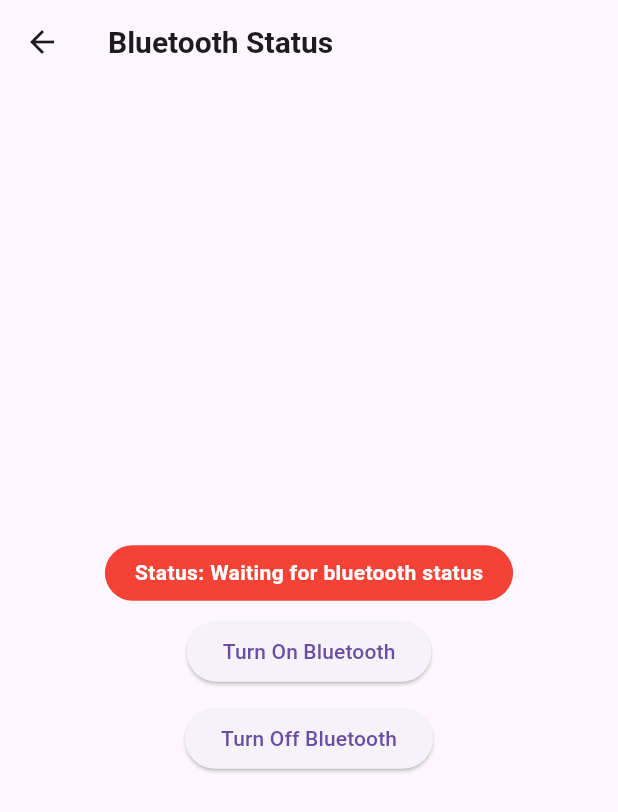
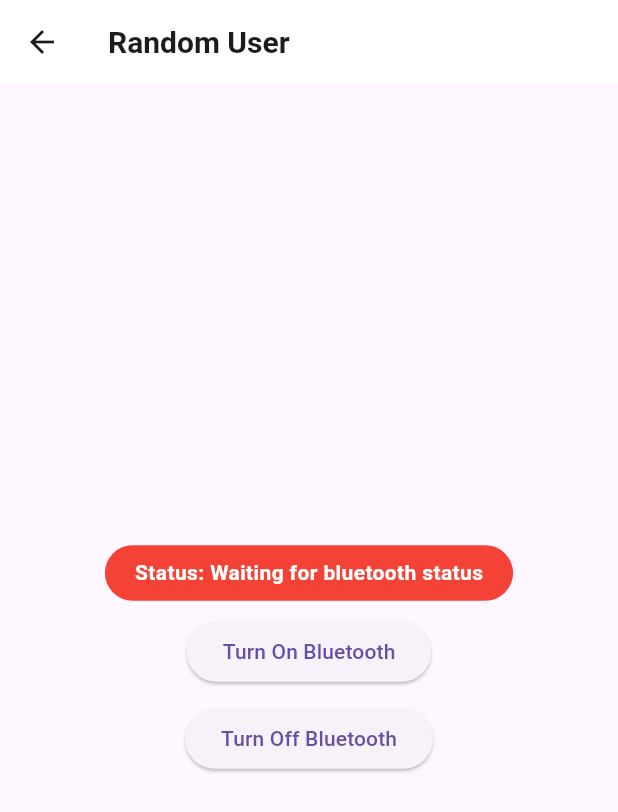
Before and after one commit to ExploreAritra/rgbsi_assignment, a Flutter app: the screen it shows after launch, after a tap on "Bluetooth Status", on a phone screen of 412 x 824 dp. Shown: the top 812 px of the screen. Run offline on Flutter 3.47's test engine with Material 3 defaults, Android fonts, the phone set to English and light mode, and no system bars; our stand-ins replace dartz, dio, get, logger, sqflite; missing offline and left inert: data_connection_checker_nulls; accounts and stored records are empty.

Commit message:
AppBar icon color fix

```diff
--- a/lib/main.dart
+++ b/lib/main.dart
@@ -1,8 +1,13 @@
 import 'package:flutter/material.dart';
+import 'package:flutter/services.dart';
 
 import 'src/app.dart';
 
 void main() {
   WidgetsFlutterBinding.ensureInitialized();
+  SystemChrome.setSystemUIOverlayStyle(const SystemUiOverlayStyle(
+    statusBarColor: Colors.transparent,
+    statusBarIconBrightness: Brightness.dark,
+  ));
   runApp(const MyApp());
 }
--- a/lib/src/app.dart
+++ b/lib/src/app.dart
@@ -19,6 +19,7 @@ class MyApp extends StatelessWidget {
         await Get.putAsync<DaoSession>(() async => await DbProvider.instance.getDaoSession()) ;
       }),
       initialRoute: RouteConstants.mainScreen,
+
     );
   }
 }
--- /dev/null
+++ b/lib/src/core/widgets/app_bar.dart
@@ -0,0 +1,20 @@
+import 'package:assignment/src/core/utils/text_styles.dart';
+import 'package:flutter/material.dart';
+import 'package:flutter/services.dart';
+
+class CustomAppBar extends StatelessWidget implements PreferredSizeWidget {
+  final String? title;
+  const CustomAppBar({Key? key, this.title}) : preferredSize = const Size.fromHeight(kToolbarHeight), super(key: key);
+
+  @override
+  final Size preferredSize; // default is 56.0
+
+  @override
+  Widget build(BuildContext context) {
+    return AppBar(
+      backgroundColor: Colors.white,
+      systemOverlayStyle: SystemUiOverlayStyle.dark,
+      title: Text("Random User", style: textStyles.h6TextStyle,),
+    );
+  }
+}
--- a/lib/src/modules/enable_bluetooth/presentation/screens/bluetooth_screen.dart
+++ b/lib/src/modules/enable_bluetooth/presentation/screens/bluetooth_screen.dart
@@ -1,5 +1,6 @@
 import 'package:assignment/src/core/utils/text_styles.dart';
 import 'package:assignment/src/core/utils/ui_helpers.dart';
+import 'package:assignment/src/core/widgets/app_bar.dart';
 import 'package:assignment/src/core/widgets/button_widget.dart';
 import 'package:assignment/src/modules/enable_bluetooth/presentation/controllers/bluetooth_controller.dart';
 import 'package:flutter/material.dart';
@@ -11,15 +12,8 @@ class BluetoothScreen extends GetView<BluetoothController> {
   @override
   Widget build(BuildContext context) {
     return Scaffold(
-      appBar: _appBar(),
+      appBar: const CustomAppBar(title: "Bluetooth Status",),
       body: _body(),
-    );
-  }
-
-  PreferredSizeWidget _appBar() {
-    return AppBar(
-      backgroundColor: Colors.transparent,
-      title: Text("Bluetooth Status", style: textStyles.h6TextStyle,),
     );
   }
 
```
Also changed, not shown: lib/src/modules/random_dog/presentation/screens/random_dog_screen.dart (+2 -7 lines), lib/src/modules/random_user/presentation/screens/random_user_screen.dart (+2 -7 lines).
